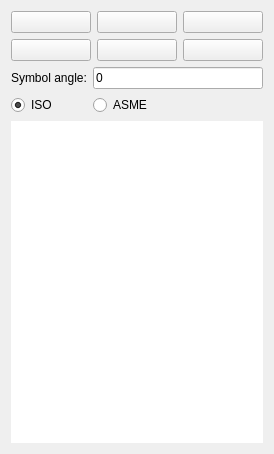
Qt form src/Mod/TechDraw/Gui/TaskSurfaceFinishSymbols.ui (southseact-3d/fcd) before a commit.
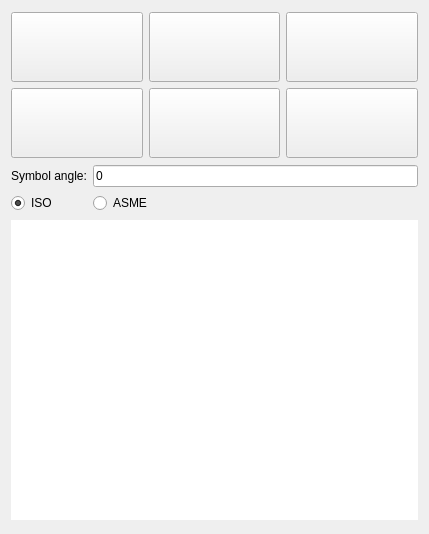
The same form after that commit.

Commit message: [TechDraw] Increase icon size for surface finish symbol buttons

Patch:
```diff
--- a/src/Mod/TechDraw/Gui/TaskSurfaceFinishSymbols.ui
+++ b/src/Mod/TechDraw/Gui/TaskSurfaceFinishSymbols.ui
@@ -6,12 +6,12 @@
    <rect>
     <x>0</x>
     <y>0</y>
-    <width>274</width>
-    <height>454</height>
+    <width>429</width>
+    <height>534</height>
    </rect>
   </property>
   <property name="sizePolicy">
-   <sizepolicy hsizetype="Fixed" vsizetype="MinimumExpanding">
+   <sizepolicy hsizetype="MinimumExpanding" vsizetype="Expanding">
     <horstretch>0</horstretch>
     <verstretch>0</verstretch>
    </sizepolicy>
@@ -19,7 +19,7 @@
   <property name="minimumSize">
    <size>
     <width>250</width>
-    <height>0</height>
+    <height>534</height>
    </size>
   </property>
   <property name="windowTitle">
@@ -28,8 +28,35 @@
   <layout class="QVBoxLayout" name="verticalLayout">
    <item>
     <layout class="QGridLayout" name="gridLayout">
+     <property name="sizeConstraint">
+      <enum>QLayout::SetDefaultConstraint</enum>
+     </property>
      <item row="1" column="1">
       <widget class="QPushButton" name="pbIcon05">
+       <property name="sizePolicy">
+        <sizepolicy hsizetype="Minimum" vsizetype="Fixed">
+         <horstretch>0</horstretch>
+         <verstretch>0</verstretch>
+        </sizepolicy>
+       </property>
+       <property name="minimumSize">
+        <size>
+         <width>0</width>
+         <height>70</height>
+        </size>
+       </property>
+       <property name="maximumSize">
+        <size>
+         <width>16777215</width>
+         <height>70</height>
+        </size>
+       </property>
+       <property name="baseSize">
+        <size>
+         <width>0</width>
+         <height>0</height>
+        </size>
+       </property>
        <property name="toolTip">
         <string>Material removal prohibited, whole part</string>
        </property>
@@ -40,6 +67,30 @@
      </item>
      <item row="1" column="0">
       <widget class="QPushButton" name="pbIcon04">
+       <property name="sizePolicy">
+        <sizepolicy hsizetype="Minimum" vsizetype="Fixed">
+         <horstretch>0</horstretch>
+         <verstretch>0</verstretch>
+        </sizepolicy>
+       </property>
+       <property name="minimumSize">
+        <size>
+         <width>0</width>
+         <height>70</height>
+        </size>
+       </property>
+       <property name="maximumSize">
+        <size>
+         <width>16777215</width>
+         <height>70</height>
+        </size>
+       </property>
+       <property name="baseSize">
+        <size>
+         <width>0</width>
+         <height>0</height>
+        </size>
+       </property>
        <property name="toolTip">
         <string>Any method allowed, whole part</string>
        </property>
@@ -50,6 +101,30 @@
      </item>
      <item row="1" column="2">
       <widget class="QPushButton" name="pbIcon06">
+       <property name="sizePolicy">
+        <sizepolicy hsizetype="Minimum" vsizetype="Fixed">
+         <horstretch>0</horstretch>
+         <verstretch>0</verstretch>
+        </sizepolicy>
+       </property>
+       <property name="minimumSize">
+        <size>
+         <width>0</width>
+         <height>70</height>
+        </size>
+       </property>
+       <property name="maximumSize">
+        <size>
+         <width>16777215</width>
+         <height>70</height>
+        </size>
+       </property>
+       <property name="baseSize">
+        <size>
+         <width>0</width>
+         <height>0</height>
+        </size>
+       </property>
        <property name="toolTip">
         <string>Material removal required, whole part</string>
        </property>
@@ -60,6 +135,30 @@
      </item>
      <item row="0" column="2">
       <widget class="QPushButton" name="pbIcon03">
+       <property name="sizePolicy">
+        <sizepolicy hsizetype="Minimum" vsizetype="Fixed">
+         <horstretch>0</horstretch>
+         <verstretch>0</verstretch>
+        </sizepolicy>
+       </property>
+       <property name="minimumSize">
+        <size>
+         <width>0</width>
+         <height>70</height>
+        </size>
+       </property>
+       <property name="maximumSize">
+        <size>
+         <width>16777215</width>
+         <height>70</height>
+        </size>
+       </property>
+       <property name="baseSize">
+        <size>
+         <width>0</width>
+         <height>0</height>
+        </size>
+       </property>
        <property name="toolTip">
         <string>Material removal required</string>
        </property>
@@ -70,6 +169,30 @@
      </item>
      <item row="0" column="1">
       <widget class="QPushButton" name="pbIcon02">
+       <property name="sizePolicy">
+        <sizepolicy hsizetype="Minimum" vsizetype="Fixed">
+         <horstretch>0</horstretch>
+         <verstretch>0</verstretch>
+        </sizepolicy>
+       </property>
+       <property name="minimumSize">
+        <size>
+         <width>0</width>
+         <height>70</height>
+        </size>
+       </property>
+       <property name="maximumSize">
+        <size>
+         <width>16777215</width>
+         <height>70</height>
+        </size>
+       </property>
+       <property name="baseSize">
+        <size>
+         <width>0</width>
+         <height>0</height>
+        </size>
+       </property>
        <property name="toolTip">
         <string>Material removal prohibited</string>
        </property>
@@ -80,6 +203,30 @@
      </item>
      <item row="0" column="0">
       <widget class="QPushButton" name="pbIcon01">
+       <property name="sizePolicy">
+        <sizepolicy hsizetype="Minimum" vsizetype="Fixed">
+         <horstretch>0</horstretch>
+         <verstretch>0</verstretch>
+        </sizepolicy>
+       </property>
+       <property name="minimumSize">
+        <size>
+         <width>0</width>
+         <height>70</height>
+        </size>
+       </property>
+       <property name="maximumSize">
+        <size>
+         <width>16777215</width>
+         <height>70</height>
+        </size>
+       </property>
+       <property name="baseSize">
+        <size>
+         <width>0</width>
+         <height>0</height>
+        </size>
+       </property>
        <property name="toolTip">
         <string>Any method allowed</string>
        </property>
@@ -92,6 +239,9 @@
    </item>
    <item>
     <layout class="QGridLayout" name="gridLayout_2">
+     <property name="sizeConstraint">
+      <enum>QLayout::SetDefaultConstraint</enum>
+     </property>
      <item row="0" column="0">
       <widget class="QLabel" name="lbAngle">
        <property name="text">
@@ -137,7 +287,7 @@
    <item>
     <widget class="QGraphicsView" name="graphicsView">
      <property name="sizePolicy">
-      <sizepolicy hsizetype="Minimum" vsizetype="Minimum">
+      <sizepolicy hsizetype="Minimum" vsizetype="Fixed">
        <horstretch>0</horstretch>
        <verstretch>0</verstretch>
       </sizepolicy>
```
The commit also changes 1 other file.
